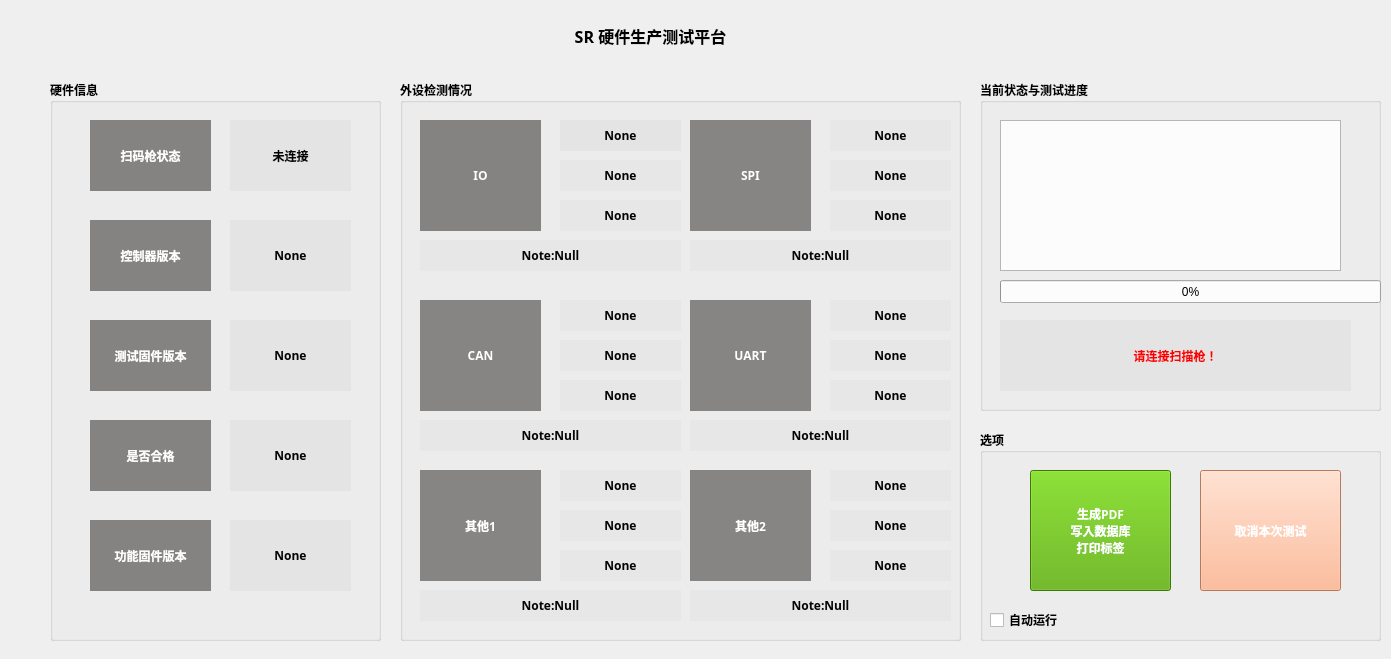
Before: the Qt Designer form miangui.ui in zhicongsun/sr-hardware-test-system, drawn with Qt 5.
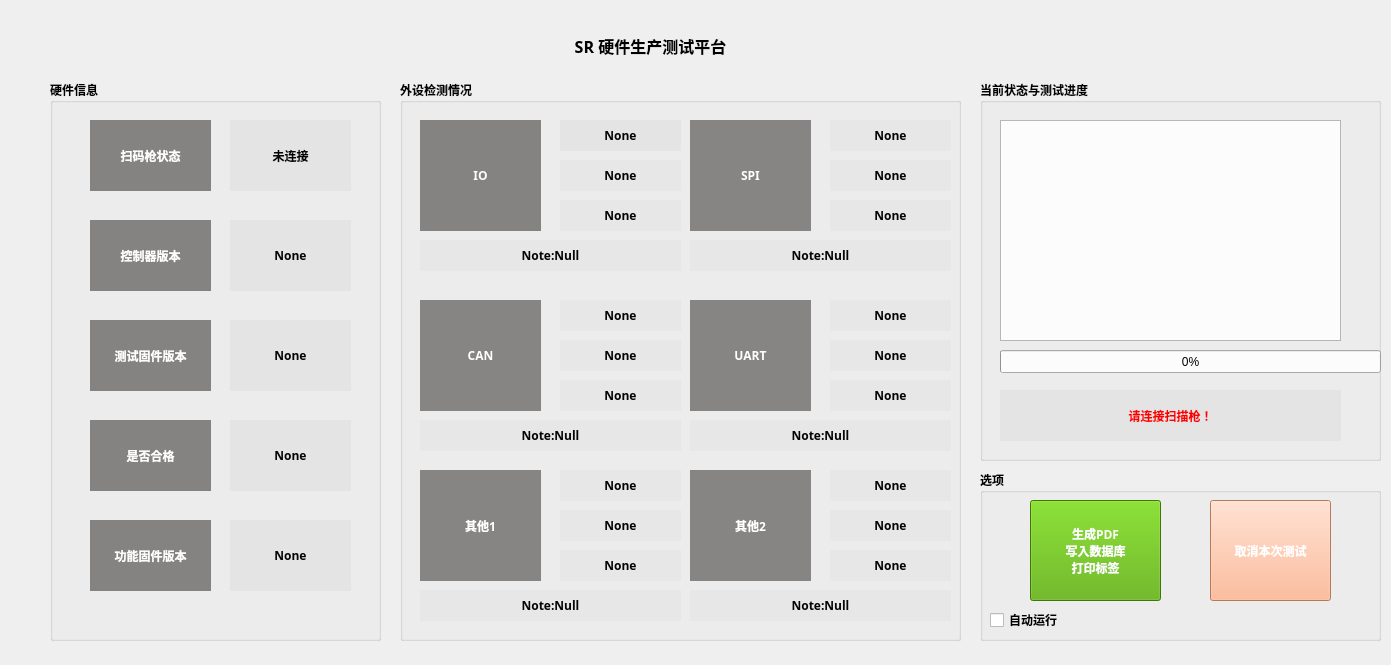
After: the same form once the commit is applied.

Commit message: text拉长

Patch:
```diff
--- a/miangui.ui
+++ b/miangui.ui
@@ -7,7 +7,7 @@
     <x>0</x>
     <y>0</y>
     <width>1391</width>
-    <height>659</height>
+    <height>665</height>
    </rect>
   </property>
   <property name="contextMenuPolicy">
@@ -28,7 +28,7 @@
      <x>1000</x>
      <y>120</y>
      <width>341</width>
-     <height>151</height>
+     <height>221</height>
     </rect>
    </property>
    <property name="autoFillBackground">
@@ -39,7 +39,7 @@
    <property name="geometry">
     <rect>
      <x>1000</x>
-     <y>280</y>
+     <y>350</y>
      <width>381</width>
      <height>23</height>
     </rect>
@@ -52,7 +52,7 @@
    <property name="geometry">
     <rect>
      <x>540</x>
-     <y>10</y>
+     <y>20</y>
      <width>221</width>
      <height>51</height>
     </rect>
@@ -76,9 +76,9 @@
    <property name="geometry">
     <rect>
      <x>1000</x>
-     <y>320</y>
-     <width>351</width>
-     <height>71</height>
+     <y>390</y>
+     <width>341</width>
+     <height>51</height>
     </rect>
    </property>
    <property name="font">
@@ -112,7 +112,7 @@
      <x>980</x>
      <y>80</y>
      <width>401</width>
-     <height>331</height>
+     <height>381</height>
     </rect>
    </property>
    <property name="font">
@@ -131,9 +131,9 @@
    <property name="geometry">
     <rect>
      <x>980</x>
-     <y>430</y>
+     <y>470</y>
      <width>401</width>
-     <height>211</height>
+     <height>171</height>
     </rect>
    </property>
    <property name="font">
@@ -151,9 +151,9 @@
     <property name="geometry">
      <rect>
       <x>50</x>
-      <y>40</y>
-      <width>141</width>
-      <height>121</height>
+      <y>30</y>
+      <width>131</width>
+      <height>101</height>
      </rect>
     </property>
     <property name="font">
@@ -184,7 +184,7 @@
     <property name="geometry">
      <rect>
       <x>10</x>
-      <y>180</y>
+      <y>140</y>
       <width>81</width>
       <height>20</height>
      </rect>
@@ -196,10 +196,10 @@
    <widget class="QPushButton" name="pushButton2">
     <property name="geometry">
      <rect>
-      <x>220</x>
-      <y>40</y>
-      <width>141</width>
-      <height>121</height>
+      <x>230</x>
+      <y>30</y>
+      <width>121</width>
+      <height>101</height>
      </rect>
     </property>
     <property name="font">
```
